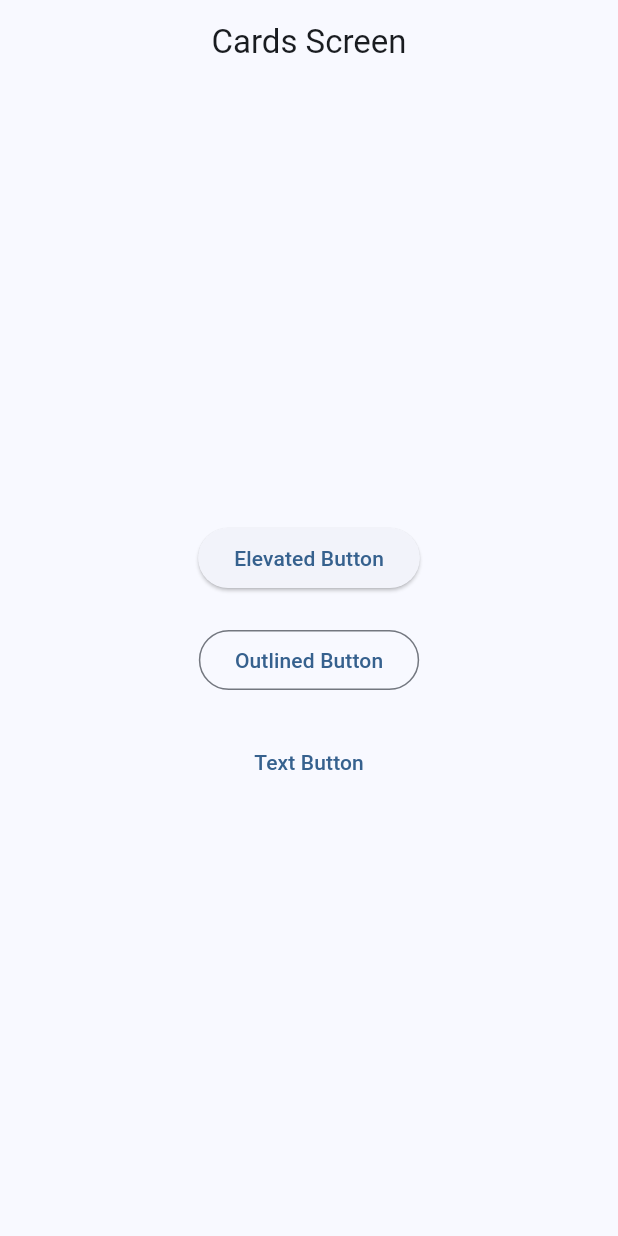
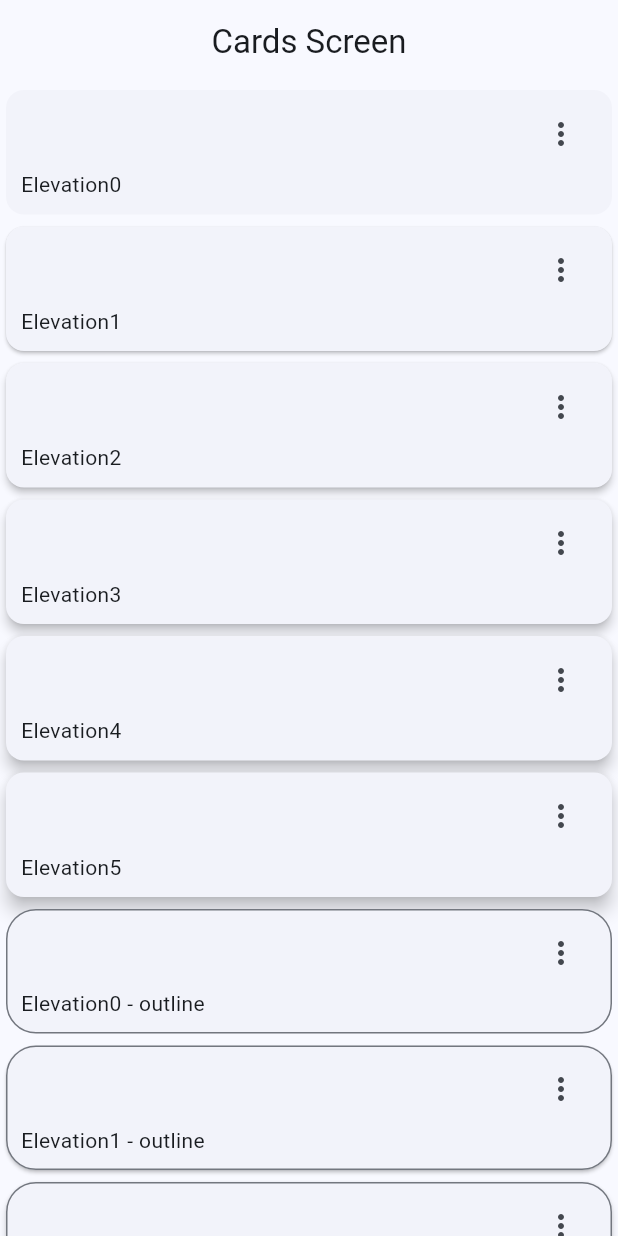
Before and after one commit to jntobar/flutter_widgets, a Flutter app: the CardsScreen screen opened by its route, on a phone screen of 412 x 824 dp. Run offline on Flutter 3.47's test engine with Material 3 defaults, Android fonts, the phone set to English and light mode, and no system bars; our stand-ins replace go_router.

Commit message:
Creacion del screen cards

```diff
--- a/lib/presentation/screens/cards/cards_screen.dart
+++ b/lib/presentation/screens/cards/cards_screen.dart
@@ -1,4 +1,14 @@
 import 'package:flutter/material.dart';
+
+const cards= <Map<String, dynamic>>[
+  {'elevation': 0.0, 'label': 'Elevation0'},
+  {'elevation': 1.0, 'label': 'Elevation1'},
+  {'elevation': 2.0, 'label': 'Elevation2'},
+  {'elevation': 3.0, 'label': 'Elevation3'},
+  {'elevation': 4.0, 'label': 'Elevation4'},
+  {'elevation': 5.0, 'label': 'Elevation5'},
+];
+
 
 class CardsScreen extends StatelessWidget {
   static const String name= 'Cards_screen';
@@ -10,27 +20,100 @@ class CardsScreen extends StatelessWidget {
       appBar: AppBar(
         title: const Text('Cards Screen'),
       ),
-      body: Center(
-        child: Column(
-          mainAxisAlignment: MainAxisAlignment.center,
-          children: [
-            ElevatedButton(
-              onPressed: () {},
-              child: const Text('Elevated Button'),
-            ),
-            const SizedBox(height: 20),
-            OutlinedButton(
-              onPressed: () {},
-              child: const Text('Outlined Button'),
-            ),
-            const SizedBox(height: 20),
-            TextButton(
-              onPressed: () {},
-              child: const Text('Text Button'),
-            ),
-          ],
-        ),
+      body: const _CardView()
+    );
+  }
+}
+
+class _CardView extends StatelessWidget {
+  const _CardView();
+
+  @override
+  Widget build(BuildContext context) {
+    return SingleChildScrollView(
+      child: Column(
+        children: [
+          ...cards.map((card) => _CardType1(elevation: card['elevation'], label: card['label']),),
+         ...cards.map((card) => _CardType2(elevation: card['elevation'], label: card['label']),),
+
+        ],
       ),
     );
   }
 }
+
+
+class _CardType1 extends StatelessWidget {
+
+  final String label;
+  final double elevation;
+  const _CardType1({super.key, required this.label, required this.elevation});
+
+  @override
+  Widget build(BuildContext context) {
+    return Card(
+      elevation: elevation,
+      child: Padding(
+        padding: const EdgeInsets.fromLTRB(10, 5, 10, 10),
+        child: Column(
+          children: [
+            Align(
+              alignment: Alignment.topRight,
+              child: IconButton(
+                icon: const Icon(Icons.more_vert_outlined),
+                onPressed: () {
+
+                },)
+            ),
+            Align(
+              alignment: Alignment.bottomLeft,
+              child: Text(label),
+            )
+
+          ],
+        ),),
+    );
+  }
+}
+
+
+
+class _CardType2 extends StatelessWidget {
+
+  final String label;
+  final double elevation;
+  const _CardType2({super.key, required this.label, required this.elevation});
+
+  @override
+  Widget build(BuildContext context) {
+    final colors = Theme.of(context).colorScheme;
+    return Card(
+      shape: RoundedRectangleBorder(
+        borderRadius: const BorderRadius.all(Radius.circular(20)),
+        side: BorderSide(
+          color: colors.outline
+        )
+      ),
+      elevation: elevation,
+      child: Padding(
+        padding: const EdgeInsets.fromLTRB(10, 5, 10, 10),
+        child: Column(
+          children: [
+            Align(
+              alignment: Alignment.topRight,
+              child: IconButton(
+                icon: const Icon(Icons.more_vert_outlined),
+                onPressed: () {
+
+                },)
+            ),
+            Align(
+              alignment: Alignment.bottomLeft,
+              child: Text('$label - outline'),
+            )
+
+          ],
+        ),),
+    );
+  }
+}
--- a/lib/presentation/screens/home/home_screen.dart
+++ b/lib/presentation/screens/home/home_screen.dart
@@ -1,7 +1,7 @@
 import 'package:flutter/material.dart';
 import 'package:go_router/go_router.dart';
 import 'package:widgets_app/config/menu/menu_items.dart';
-import 'package:widgets_app/presentation/screens/cards/cards_screen.dart';
+//import 'package:widgets_app/presentation/screens/cards/cards_screen.dart';
 
 class HomeScreen extends StatelessWidget {
   static const String name= 'Home_screen';
@@ -21,9 +21,7 @@ class HomeScreen extends StatelessWidget {
 }
 
 class _HomeView extends StatelessWidget {
-  const _HomeView({
-    super.key,
-  });
+  const _HomeView();
 
   @override
   Widget build(BuildContext context) {
```
